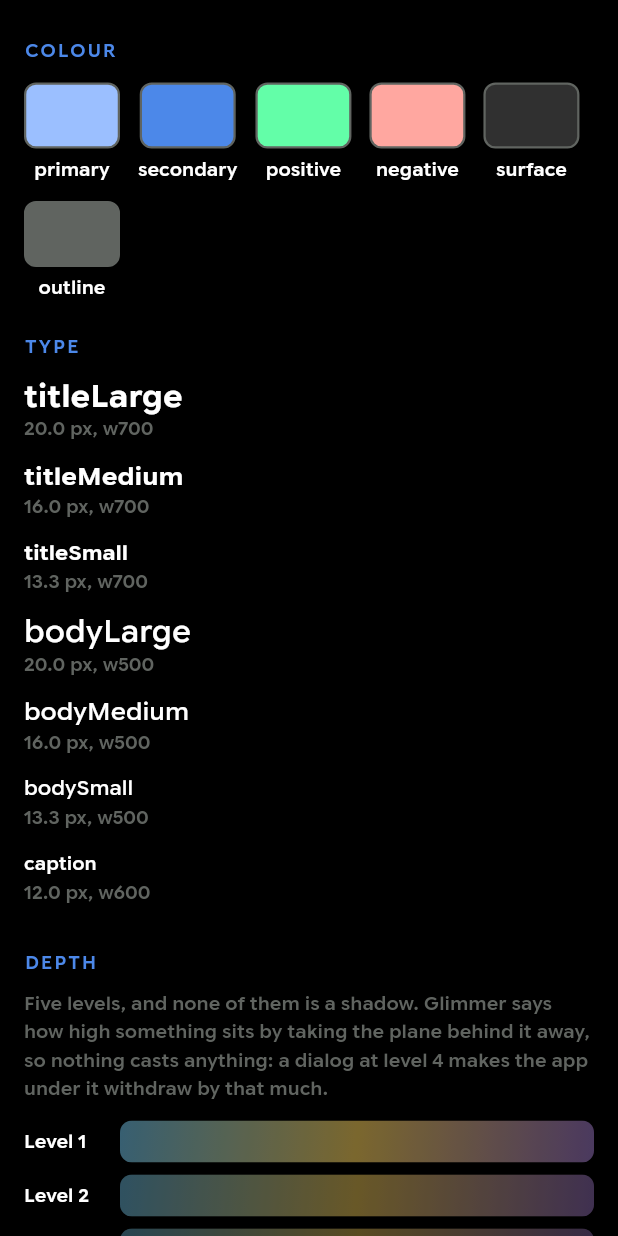
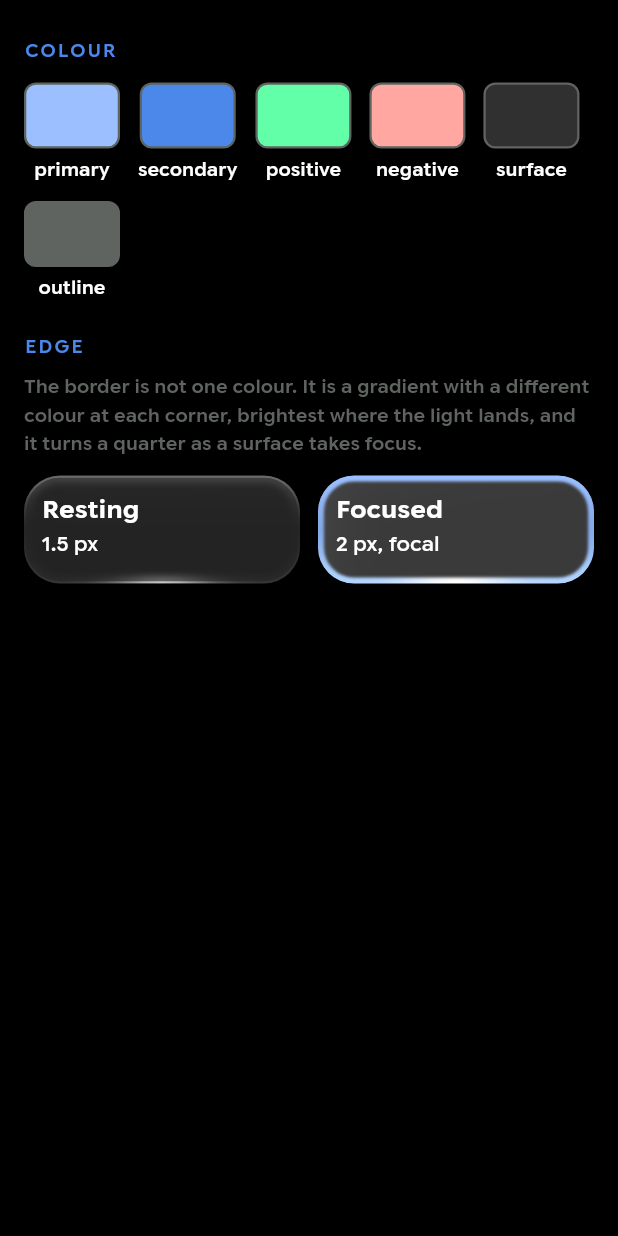
Before and after one commit to Adrianogba/material_glimmer_ui, a Flutter app: the _FoundationsPage widget shown alone on an empty page, opened directly, on a phone screen of 412 x 824 dp. Run offline on Flutter 3.47's test engine with Material 3 defaults, Android fonts, the phone set to English and light mode, and no system bars.

Commit message:
Trim Foundations, make the switch mean something, let the bar glow
The upstream checkout at doc/google_androidx is 2.5 GB of Google's code
under Apache 2.0, sitting untracked inside a repository that is MIT and
public. It is in .gitignore and .pubignore now, along with the review
log beside it, and git add -A no longer picks either up. Nothing had
leaked, but this session has run git add -A many times and the folder
only needed to exist during one of them.

doc/reference.md is that log, and no longer committed. It pins the
checkout HEAD and the last xr/glimmer commit read, with the command to
list what has landed since, so the next review starts from a known
point. The README section that linked to it is gone with it.

Foundations loses Type and Depth. A type specimen is odd in a package
that ships no fonts, and the depth ramp was abstract. What is left is
Colour and a new Edge section showing a resting and a focused surface
side by side, which is the thing the kit is named after and belongs
under foundations more than a swatch grid does. Two screens either way,
so the navigation strip still has something to do.

The switch said "Immersive controls, dim everything but the focused
surface" and dimmed nothing. It is the ambient sweep now, and drives the
card directly beneath it, so what it does is visible without scrolling.
A toggle in a gallery that changes nothing is furniture.

The indeterminate bar's highlight was drawn inside the track's clip,
which meant it could soften but never leave, so it read as a brighter
stretch of track rather than as light. The bloom pass is drawn before
the clip now, taller than the bar, and spills above and below it.

```diff
--- a/example/lib/main.dart
+++ b/example/lib/main.dart
@@ -125,7 +125,7 @@ class _ComponentsPageState extends State<_ComponentsPage> {
   var _refreshed = false;
   var _muted = false;
   var _listening = true;
-  var _immersive = false;
+  var _ambient = false;
   var _progress = 0.4;
   var _digest = true;
   var _roast = 'Medium';
@@ -678,14 +678,28 @@ class _ComponentsPageState extends State<_ComponentsPage> {
             prefixIcon: Icons.add,
           ),
           SizedBox(height: spacing.medium),
+          // The switch drives the card directly below it, so it is obvious
+          // what it is for. A toggle in a gallery that changes nothing is
+          // furniture.
           GlimmerListItem(
-            label: 'Immersive controls',
-            supportingLabel: 'Dim everything but the focused surface',
+            label: 'Ambient sweep',
+            supportingLabel:
+                'A highlight travels the edge of a focused surface',
             trailing: GlimmerSwitch(
-              value: _immersive,
-              label: 'Immersive controls',
-              onChanged: (value) => setState(() => _immersive = value),
+              value: _ambient,
+              label: 'Ambient sweep',
+              onChanged: (value) => setState(() => _ambient = value),
             ),
+          ),
+          SizedBox(height: spacing.medium),
+          GlimmerCard(
+            focused: true,
+            enableAmbientPulse: _ambient,
+            leadingIcon: Icons.auto_awesome,
+            title: 'Watch the edge',
+            supportingText: _ambient
+                ? 'The highlight runs once, waits, and runs again.'
+                : 'Turn the sweep on to see it.',
           ),
           SizedBox(height: spacing.large),
           GlimmerProgressBar(value: _progress),
@@ -732,16 +746,6 @@ class _FoundationsPage extends StatelessWidget {
       'outline': colors.outline,
     };
 
-    final styles = <String, TextStyle>{
-      'titleLarge': type.titleLarge,
-      'titleMedium': type.titleMedium,
-      'titleSmall': type.titleSmall,
-      'bodyLarge': type.bodyLarge,
-      'bodyMedium': type.bodyMedium,
-      'bodySmall': type.bodySmall,
-      'caption': type.caption,
-    };
-
     return ListView(
       padding: EdgeInsets.fromLTRB(spacing.large, 24, spacing.large, 24),
       children: [
@@ -770,58 +774,33 @@ class _FoundationsPage extends StatelessWidget {
           ],
         ),
         SizedBox(height: spacing.extraLarge),
-        const _SectionLabel('Type'),
-        SizedBox(height: spacing.medium),
-        for (final entry in styles.entries) ...[
-          Text(entry.key, style: entry.value),
-          Text(
-            '${entry.value.fontSize!.toStringAsFixed(1)} px, '
-            'w${entry.value.fontWeight!.value}',
-            style: type.caption.copyWith(color: colors.outline),
-          ),
-          SizedBox(height: spacing.medium),
-        ],
-        SizedBox(height: spacing.large),
-        const _SectionLabel('Depth'),
+        const _SectionLabel('Edge'),
         SizedBox(height: spacing.small),
         Text(
-          'Five levels, and none of them is a shadow. Glimmer says how high '
-          'something sits by taking the plane behind it away, so nothing casts '
-          'anything: a dialog at level 4 makes the app under it withdraw by '
-          'that much.',
+          'The border is not one colour. It is a gradient with a different '
+          'colour at each corner, brightest where the light lands, and it '
+          'turns a quarter as a surface takes focus.',
           style: type.caption.copyWith(color: colors.outline),
         ),
         SizedBox(height: spacing.medium),
-        for (var level = 1; level <= 5; level++) ...[
-          Row(
-            children: [
-              SizedBox(
-                width: 64,
-                child: Text('Level $level', style: type.caption),
+        Row(
+          children: [
+            const Expanded(
+              child: GlimmerCard(
+                title: 'Resting',
+                supportingText: '1.5 px',
               ),
-              Expanded(
-                child: ClipRRect(
-                  borderRadius: tokens.shapes.small,
-                  child: SizedBox(
-                    height: 28,
-                    child: Stack(
-                      fit: StackFit.expand,
-                      children: [
-                        const _Backdrop(),
-                        ColoredBox(
-                          color: colors.background.withValues(
-                            alpha: tokens.depth[level].recede,
-                          ),
-                        ),
-                      ],
-                    ),
-                  ),
-                ),
+            ),
+            SizedBox(width: spacing.medium),
+            const Expanded(
+              child: GlimmerCard(
+                focused: true,
+                title: 'Focused',
+                supportingText: '2 px, focal',
               ),
-            ],
-          ),
-          SizedBox(height: spacing.small),
-        ],
+            ),
+          ],
+        ),
       ],
     );
   }
@@ -889,25 +868,6 @@ class _SectionLabel extends StatelessWidget {
   }
 }
 
-/// A warm gradient standing in for a camera pass-through, so the surfaces on
-/// top of it have something worth filtering.
-class _Backdrop extends StatelessWidget {
-  const _Backdrop();
-
-  @override
-  Widget build(BuildContext context) {
-    return const Positioned.fill(
-      child: GlimmerBackdrop(
-        colors: [
-          Color(0xFF3E6B80),
-          Color(0xFF8A7434),
-          Color(0xFF54406B),
-        ],
-      ),
-    );
-  }
-}
-
 class _AboutSheet extends StatelessWidget {
   const _AboutSheet();
 
```
Also changed, not shown: lib/src/glimmer_controls.dart (+41 -10 lines), 7 other files.
